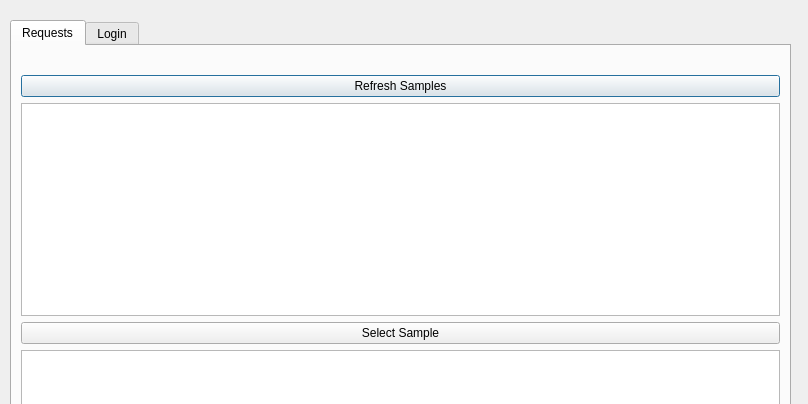
First picture: the form in plugin/dialog.ui, repository nasa/AppEEARS-QGIS-Plugin, before the edit; both pictures show x 0 to 808 and y 0 to 404 of the 808 by 618 pixel window.
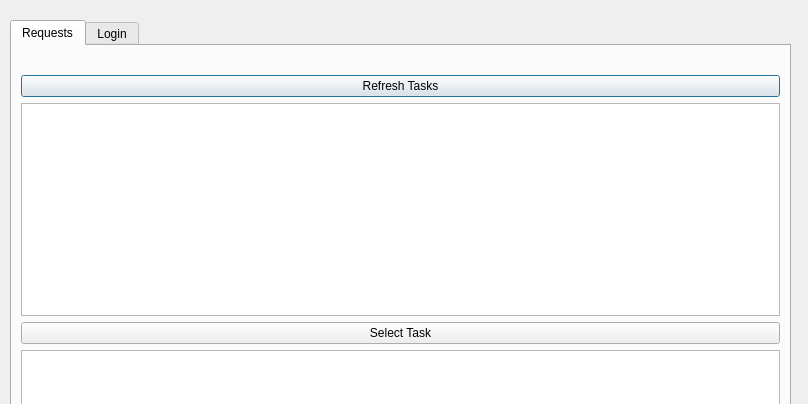
Second picture: the form after the edit. The open tabs and pages were chosen to show the change.

Commit message: [LPDA-5064] Changes based on Erik's feedback on the PR: - Usage of the term "task" instead of "sample" in the dialog. - Updated plugin description.

Patch:
```diff
--- a/plugin/dialog.ui
+++ b/plugin/dialog.ui
@@ -54,7 +54,7 @@
        <item row="0" column="0">
         <widget class="QPushButton" name="refresh_pushButton">
          <property name="text">
-          <string>Refresh Samples</string>
+          <string>Refresh Tasks</string>
          </property>
         </widget>
        </item>
@@ -68,7 +68,7 @@
        <item row="0" column="0">
         <widget class="QPushButton" name="select_pushButton">
          <property name="text">
-          <string>Select Sample</string>
+          <string>Select Task</string>
          </property>
         </widget>
        </item>
```
The commit also changes 2 other files.
